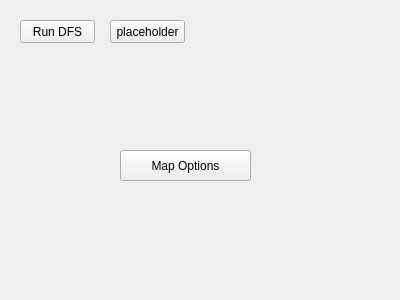
Old version of the form controlwindow.ui in the repository Baldarun/searchProject.
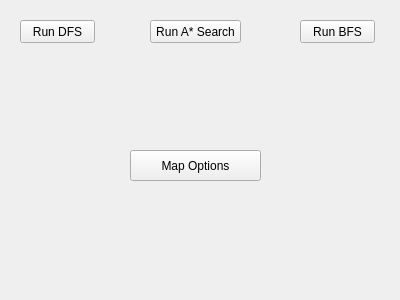
New version of the form.

The edit to the form file:
```diff
--- a/controlwindow.ui
+++ b/controlwindow.ui
@@ -30,20 +30,20 @@
    <widget class="QPushButton" name="placeholder">
     <property name="geometry">
      <rect>
-      <x>110</x>
+      <x>300</x>
       <y>20</y>
       <width>75</width>
       <height>23</height>
      </rect>
     </property>
     <property name="text">
-     <string>placeholder</string>
+     <string>Run BFS</string>
     </property>
    </widget>
    <widget class="QPushButton" name="mapOptions">
     <property name="geometry">
      <rect>
-      <x>120</x>
+      <x>130</x>
       <y>150</y>
       <width>131</width>
       <height>31</height>
@@ -53,6 +53,19 @@
      <string>Map Options</string>
     </property>
    </widget>
+   <widget class="QPushButton" name="runAStar">
+    <property name="geometry">
+     <rect>
+      <x>150</x>
+      <y>20</y>
+      <width>91</width>
+      <height>23</height>
+     </rect>
+    </property>
+    <property name="text">
+     <string>Run A* Search</string>
+    </property>
+   </widget>
   </widget>
  </widget>
  <layoutdefault spacing="6" margin="11"/>
```
Left out of the diff: 2 changed lines with no effect on the pictures.
